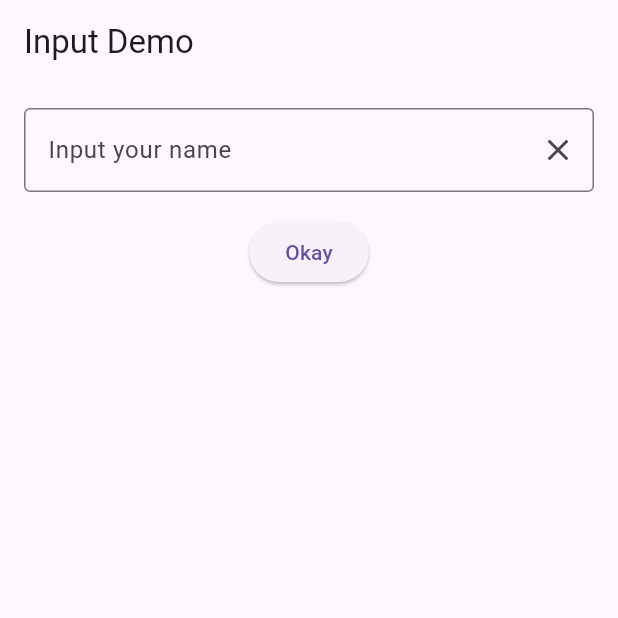
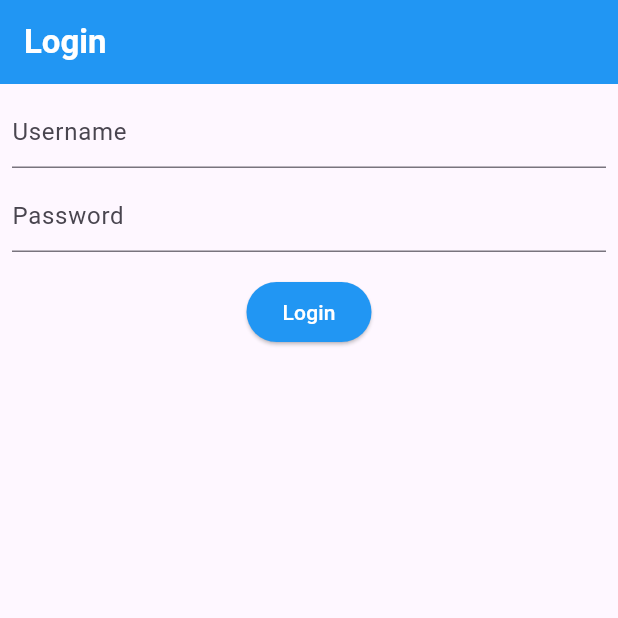
Before and after one commit to thanawatjanhan/flutter_application, a Flutter app: the screen it shows after launch, on a phone screen of 412 x 824 dp, the top half of it. Run offline on Flutter 3.47's test engine with Material 3 defaults, Android fonts, the phone set to English and light mode, and no system bars.

Commit message:
Create Login app

```diff
--- a/lib/main.dart
+++ b/lib/main.dart
@@ -1,10 +1,11 @@
 import 'package:flutter/material.dart';
 // import 'package:flutter_application_1/week01/basic.dart';
 // import 'package:flutter_application_1/week04/counter.dart';
-import 'package:flutter_application_1/week04/input_demo.dart';
+// import 'package:flutter_application_1/week04/input_demo.dart';
+import 'package:flutter_application_1/week04/login.dart';
 
 void main() {
   runApp(
-    MaterialApp(home: InputDemo(), debugShowCheckedModeBanner: false),
+    MaterialApp(home: Login(), debugShowCheckedModeBanner: false),
   ); //MaterialApp
 }
--- /dev/null
+++ b/lib/week04/login.dart
@@ -0,0 +1,77 @@
+import 'package:flutter/material.dart';
+
+class Login extends StatefulWidget {
+  const Login({super.key});
+
+  @override
+  State<Login> createState() => _LoginState();
+}
+
+class _LoginState extends State<Login> {
+  final TextEditingController _usernameController = TextEditingController();
+  final TextEditingController _passwordController = TextEditingController();
+
+  // List of valid users
+  final List<Map<String, String>> users = [
+    {"username": "admin", "password": "1234"},
+  ];
+
+  String message = ""; // Message shown below the button
+
+  void _login() {
+    String username = _usernameController.text;
+    String password = _passwordController.text;
+
+    bool isValid = users.any(
+      (user) => user["username"] == username && user["password"] == password,
+    );
+
+    setState(() {
+      message = isValid ? "Welcome $username" : "Wrong username or password";
+    });
+  }
+
+  @override
+  Widget build(BuildContext context) {
+    return Scaffold(
+      appBar: AppBar(
+        title: const Text(
+          "Login",
+          style: TextStyle(color: Colors.white, fontWeight: FontWeight.bold),
+        ),
+        backgroundColor: Colors.blue,
+      ),
+      body: Padding(
+        padding: const EdgeInsets.all(8.0),
+        child: Column(
+          children: [
+            TextField(
+              controller: _usernameController,
+              decoration: const InputDecoration(hintText: "Username"),
+            ),
+            const SizedBox(height: 8),
+            TextField(
+              controller: _passwordController,
+              obscureText: true,
+              decoration: const InputDecoration(hintText: "Password"),
+            ),
+            const SizedBox(height: 16),
+            ElevatedButton(
+              onPressed: _login,
+              style: ElevatedButton.styleFrom(backgroundColor: Colors.blue),
+              child: const Text("Login", style: TextStyle(color: Colors.white)),
+            ),
+            const SizedBox(height: 16),
+            Text(
+              message,
+              style: TextStyle(
+                fontSize: 16,
+                color: Colors.red,
+              ),
+            ),
+          ],
+        ),
+      ),
+    );
+  }
+}
```
